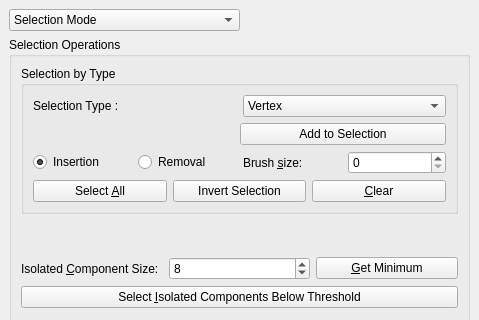
Above: Polyhedron/demo/Polyhedron/Plugins/PMP/Selection_widget.ui from CGAL/cgal before the change; both pictures show x 0 to 479 and y 0 to 320 of the 479 by 713 pixel window. Below: the same form after it.
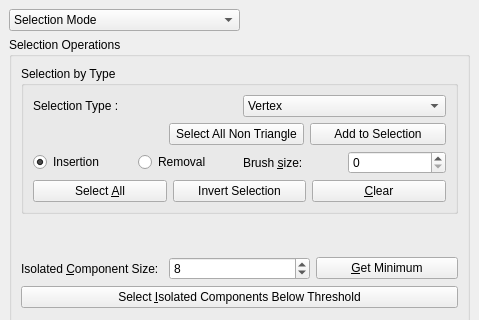
That is the form after the change.

```diff
--- a/Polyhedron/demo/Polyhedron/Plugins/PMP/Selection_widget.ui
+++ b/Polyhedron/demo/Polyhedron/Plugins/PMP/Selection_widget.ui
@@ -103,7 +103,7 @@
                </layout>
               </item>
               <item>
-               <layout class="QHBoxLayout" name="horizontalLayout_11" stretch="1,1">
+               <layout class="QHBoxLayout" name="horizontalLayout_11" stretch="1,1,1">
                 <item>
                  <spacer name="horizontalSpacer_3">
                   <property name="orientation">
@@ -117,6 +117,13 @@
                   </property>
                  </spacer>
                 </item>
+                <item>
+                 <widget class="QPushButton" name="Select_all_NTButton">
+                  <property name="text">
+                   <string>Select All Non Triangle</string>
+                  </property>
+                 </widget>
+                </item>
                 <item>
                  <widget class="QPushButton" name="Add_to_selection_button">
                   <property name="sizePolicy">
```
